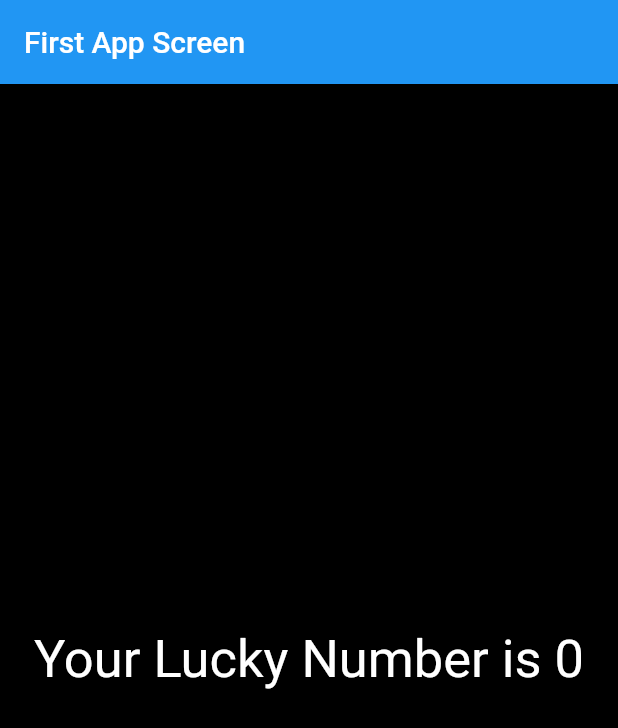
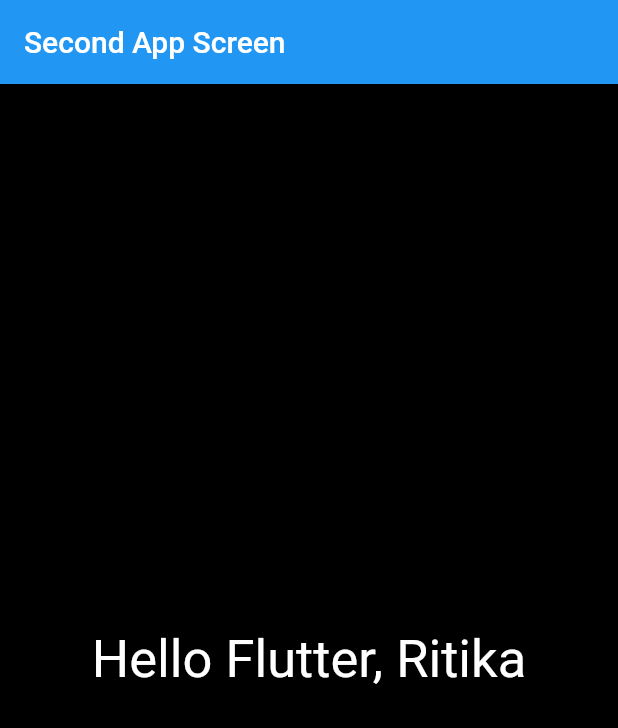
Before and after one commit to Ritikag2906/First-App-Demo, a Flutter app: the screen it shows after launch, on a phone screen of 412 x 824 dp. Shown: the top 728 px of the screen. Run offline on Flutter 3.47's test engine with Material 2 defaults, Android fonts, the phone set to English and light mode, and no system bars.

Commit message:
New screen

```diff
--- /dev/null
+++ b/lib/app_screens/second_screen.dart
@@ -0,0 +1,15 @@
+import 'package:flutter/material.dart';
+
+class SecondScreen extends StatelessWidget {
+  @override
+  Widget build(BuildContext context) {
+    return Material(
+        color: Colors.black,
+        child: Center(
+            child: Text(
+          "Hello Flutter, Ritika",
+          textDirection: TextDirection.rtl,
+          style: TextStyle(color: Colors.white, fontSize: 35.0),
+        )));
+  }
+}
--- a/lib/main.dart
+++ b/lib/main.dart
@@ -1,6 +1,7 @@
 import "package:flutter/material.dart";
-import 'package:flutter_application_2/app_screens/first_screen.dart';
-import './app_screens/first_screen.dart';
+//import 'package:flutter_application_2/app_screens/first_screen.dart';
+//import './app_screens/first_screen.dart';
+import 'app_screens/second_screen.dart';
 
 void main() => runApp(new MyApp());
 
@@ -12,8 +13,8 @@ class MyApp extends StatelessWidget {
         title: "My First App",
         home: Scaffold(
             appBar: AppBar(
-              title: Text("First App Screen"),
+              title: Text("Second App Screen"),
             ),
-            body: FirstScreen()));
+            body: SecondScreen()));
   }
 }
```
